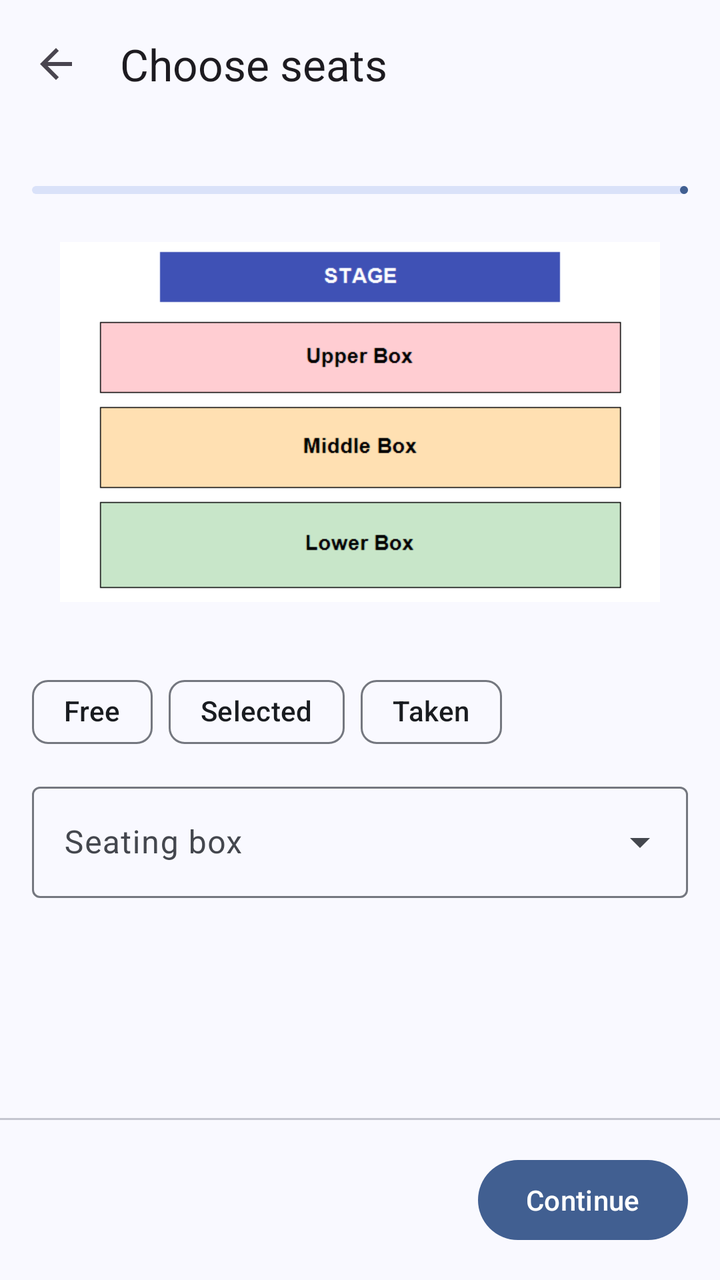
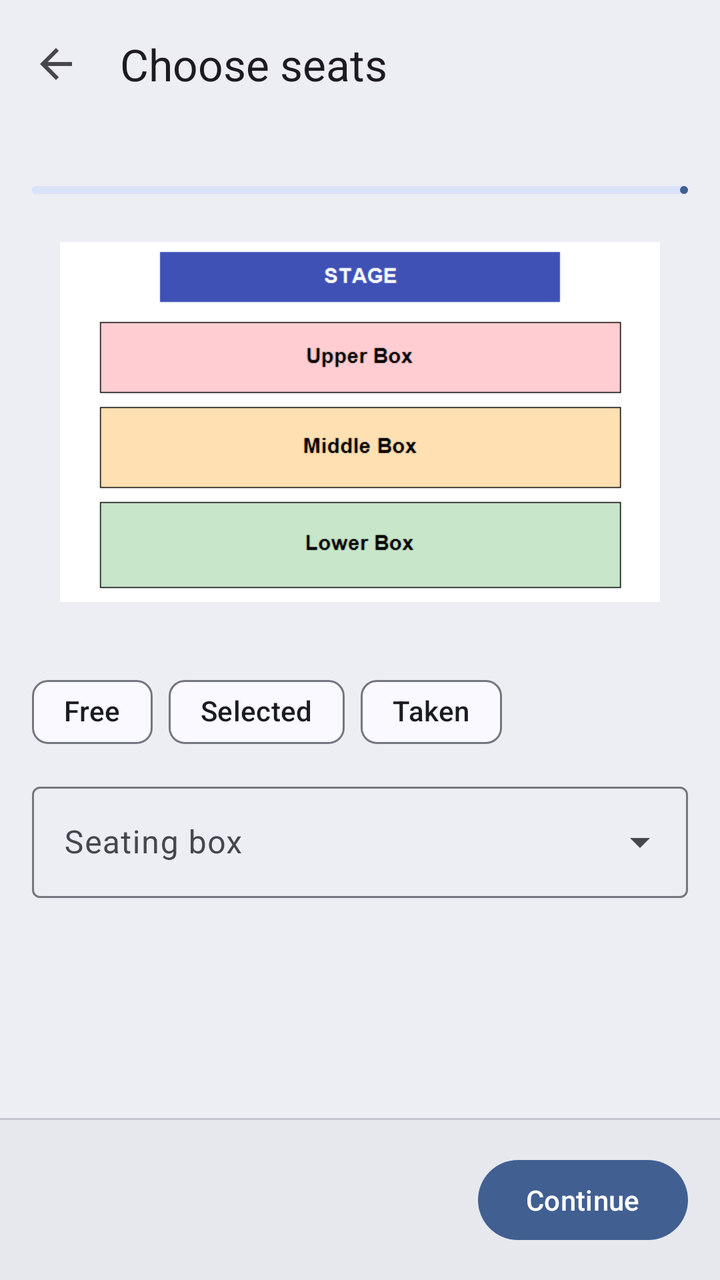

Screens rendered from an Android XML layout before and after an edit, with the pre-edit source and the edit as a unified diff.
<!-- AndroidManifest.xml: application theme Theme.Ticketree -->
<!-- res/layout/activity_seat_select.xml -->
<?xml version="1.0" encoding="utf-8"?>
<LinearLayout xmlns:android="http://schemas.android.com/apk/res/android"
    xmlns:app="http://schemas.android.com/apk/res-auto"
    android:layout_width="match_parent"
    android:layout_height="match_parent"
    android:fitsSystemWindows="true"
    android:orientation="vertical">

    <com.google.android.material.appbar.MaterialToolbar
        android:id="@+id/toolbar"
        android:layout_width="match_parent"
        android:layout_height="?attr/actionBarSize"
        app:navigationContentDescription="Back"
        app:navigationIcon="@drawable/ic_back"
        app:title="Choose seats" />

    <include
        android:id="@+id/steps"
        layout="@layout/view_steps" />

    <ScrollView
        android:layout_width="match_parent"
        android:layout_height="0dp"
        android:layout_weight="1">

        <LinearLayout
            android:layout_width="match_parent"
            android:layout_height="wrap_content"
            android:orientation="vertical"
            android:padding="16dp">

            <ImageView
                android:layout_width="match_parent"
                android:layout_height="180dp"
                android:contentDescription="Seat map showing the stage and the three boxes"
                android:scaleType="fitCenter"
                android:src="@drawable/seat_map" />

            <com.google.android.material.textview.MaterialTextView
                android:id="@+id/tvInfo"
                android:layout_width="match_parent"
                android:layout_height="wrap_content"
                android:layout_marginTop="8dp"
                android:textAppearance="?attr/textAppearanceBodyMedium" />

            <com.google.android.material.textview.MaterialTextView
                android:id="@+id/tvTimer"
                android:layout_width="match_parent"
                android:layout_height="wrap_content"
                android:layout_marginTop="8dp"
                android:background="@drawable/bg_banner"
                android:gravity="center"
                android:padding="12dp"
                android:textAppearance="?attr/textAppearanceTitleMedium"
                android:visibility="gone" />

            <com.google.android.material.chip.ChipGroup
                android:layout_width="match_parent"
                android:layout_height="wrap_content"
                android:layout_marginTop="4dp">

                <com.google.android.material.chip.Chip
                    android:id="@+id/chipFree"
                    style="@style/Widget.Material3.Chip.Assist"
                    android:layout_width="wrap_content"
                    android:layout_height="wrap_content"
                    android:clickable="false"
                    android:text="Free" />

                <com.google.android.material.chip.Chip
                    android:id="@+id/chipSelected"
                    style="@style/Widget.Material3.Chip.Assist"
                    android:layout_width="wrap_content"
                    android:layout_height="wrap_content"
                    android:clickable="false"
                    android:text="Selected" />

                <com.google.android.material.chip.Chip
                    android:id="@+id/chipTaken"
                    style="@style/Widget.Material3.Chip.Assist"
                    android:layout_width="wrap_content"
                    android:layout_height="wrap_content"
                    android:clickable="false"
                    android:text="Taken" />
            </com.google.android.material.chip.ChipGroup>

            <com.google.android.material.textfield.TextInputLayout
                style="@style/Widget.Material3.TextInputLayout.OutlinedBox.ExposedDropdownMenu"
                android:layout_width="match_parent"
                android:layout_height="wrap_content"
                android:layout_marginTop="8dp"
                android:hint="Seating box">

                <com.google.android.material.textfield.MaterialAutoCompleteTextView
                    android:id="@+id/ddBox"
                    android:layout_width="match_parent"
                    android:layout_height="wrap_content"
                    android:inputType="none" />
            </com.google.android.material.textfield.TextInputLayout>

            <GridLayout
                android:id="@+id/gridSeats"
                android:layout_width="match_parent"
                android:layout_height="wrap_content"
                android:layout_marginTop="8dp"
                android:columnCount="5" />
        </LinearLayout>
    </ScrollView>

    <com.google.android.material.divider.MaterialDivider
        android:layout_width="match_parent"
        android:layout_height="wrap_content" />

    <LinearLayout
        android:layout_width="match_parent"
        android:layout_height="wrap_content"
        android:gravity="center_vertical"
        android:orientation="horizontal"
        android:padding="16dp">

        <com.google.android.material.textview.MaterialTextView
            android:id="@+id/tvSelection"
            android:layout_width="0dp"
            android:layout_height="wrap_content"
            android:layout_weight="1"
            android:textAppearance="?attr/textAppearanceTitleMedium" />

        <com.google.android.material.button.MaterialButton
            android:id="@+id/btnContinue"
            android:layout_width="wrap_content"
            android:layout_height="wrap_content"
            android:text="Continue" />
    </LinearLayout>
</LinearLayout>
<!-- res/layout/view_steps.xml (included above) -->
<?xml version="1.0" encoding="utf-8"?>
<LinearLayout xmlns:android="http://schemas.android.com/apk/res/android"
    android:layout_width="match_parent"
    android:layout_height="wrap_content"
    android:orientation="vertical"
    android:paddingHorizontal="16dp"
    android:paddingTop="4dp"
    android:paddingBottom="8dp">

    <com.google.android.material.textview.MaterialTextView
        android:id="@+id/tvStepLabel"
        android:layout_width="match_parent"
        android:layout_height="wrap_content"
        android:textAppearance="?attr/textAppearanceLabelLarge" />

    <com.google.android.material.progressindicator.LinearProgressIndicator
        android:id="@+id/stepBar"
        android:layout_width="match_parent"
        android:layout_height="wrap_content"
        android:layout_marginTop="6dp"
        android:max="3"
        app:trackCornerRadius="4dp"
        xmlns:app="http://schemas.android.com/apk/res-auto" />
</LinearLayout>
<!-- resources referenced by this layout -->
<resources>
  <!-- drawable bg_banner (drawable) -->
  <shape xmlns:android="http://schemas.android.com/apk/res/android" android:shape="rectangle">
      <solid android:color="#FFFFFF" />
      <corners android:radius="12dp" />
  </shape>
  <!-- drawable ic_back (drawable) -->
  <vector xmlns:android="http://schemas.android.com/apk/res/android"
      android:width="24dp"
      android:height="24dp"
      android:tint="?attr/colorControlNormal"
      android:viewportWidth="24"
      android:viewportHeight="24">
      <path
          android:fillColor="@android:color/white"
          android:pathData="M20,11H7.83l5.59,-5.59L12,4l-8,8 8,8 1.41,-1.41L7.83,13H20v-2z" />
  </vector>
  <style name="Theme.Ticketree" parent="AppTheme">
          <item name="android:windowSoftInputMode">adjustResize</item>
          <item name="android:windowAnimationStyle">@style/Animation.Ticketree</item>
      </style>
  <style name="Animation.Ticketree" parent="@android:style/Animation.Activity">
          <item name="android:activityOpenEnterAnimation">@anim/screen_open_enter</item>
          <item name="android:activityOpenExitAnimation">@anim/screen_open_exit</item>
          <item name="android:activityCloseEnterAnimation">@anim/screen_close_enter</item>
          <item name="android:activityCloseExitAnimation">@anim/screen_close_exit</item>
      </style>
  <color name="md_theme_primary">#415F91</color>
  <color name="md_theme_onPrimary">#FFFFFF</color>
  <color name="md_theme_primaryContainer">#D6E3FF</color>
  <color name="md_theme_onPrimaryContainer">#284777</color>
  <color name="md_theme_secondary">#565F71</color>
  <color name="md_theme_onSecondary">#FFFFFF</color>
  <color name="md_theme_secondaryContainer">#DAE2F9</color>
  <color name="md_theme_onSecondaryContainer">#3E4759</color>
  <color name="md_theme_tertiary">#705575</color>
  <color name="md_theme_onTertiary">#FFFFFF</color>
  <color name="md_theme_tertiaryContainer">#FAD8FD</color>
  <color name="md_theme_onTertiaryContainer">#573E5C</color>
  <color name="md_theme_error">#BA1A1A</color>
  <color name="md_theme_onError">#FFFFFF</color>
  <color name="md_theme_errorContainer">#FFDAD6</color>
  <color name="md_theme_onErrorContainer">#93000A</color>
  <color name="md_theme_background">#F9F9FF</color>
  <color name="md_theme_onBackground">#191C20</color>
  <color name="md_theme_surface">#F9F9FF</color>
  <color name="md_theme_onSurface">#191C20</color>
  <color name="md_theme_surfaceVariant">#E0E2EC</color>
  <color name="md_theme_onSurfaceVariant">#44474E</color>
  <color name="md_theme_outline">#74777F</color>
  <color name="md_theme_outlineVariant">#C4C6D0</color>
  <color name="md_theme_inverseSurface">#2E3036</color>
  <color name="md_theme_inverseOnSurface">#F0F0F7</color>
  <color name="md_theme_inversePrimary">#AAC7FF</color>
  <color name="md_theme_primaryFixed">#D6E3FF</color>
  <color name="md_theme_onPrimaryFixed">#001B3E</color>
  <color name="md_theme_primaryFixedDim">#AAC7FF</color>
  <color name="md_theme_onPrimaryFixedVariant">#284777</color>
  <color name="md_theme_secondaryFixed">#DAE2F9</color>
  <color name="md_theme_onSecondaryFixed">#131C2B</color>
  <color name="md_theme_secondaryFixedDim">#BEC6DC</color>
  <color name="md_theme_onSecondaryFixedVariant">#3E4759</color>
  <color name="md_theme_tertiaryFixed">#FAD8FD</color>
  <color name="md_theme_onTertiaryFixed">#28132E</color>
  <color name="md_theme_tertiaryFixedDim">#DDBCE0</color>
  <color name="md_theme_onTertiaryFixedVariant">#573E5C</color>
  <color name="md_theme_surfaceDim">#D9D9E0</color>
  <color name="md_theme_surfaceBright">#F9F9FF</color>
  <color name="md_theme_surfaceContainerLowest">#FFFFFF</color>
  <color name="md_theme_surfaceContainerLow">#F3F3FA</color>
  <color name="md_theme_surfaceContainer">#EDEDF4</color>
  <color name="md_theme_surfaceContainerHigh">#E7E8EE</color>
  <color name="md_theme_surfaceContainerHighest">#E2E2E9</color>
  <!-- unchanged entries left out for length: 2 -->
</resources>

<!-- the commit's change to res/layout/activity_seat_select.xml (unified diff, before → after) -->
@@ -8,6 +8,7 @@
 
     <com.google.android.material.appbar.MaterialToolbar
         android:id="@+id/toolbar"
+        android:background="?attr/colorSurfaceContainer"
         android:layout_width="match_parent"
         android:layout_height="?attr/actionBarSize"
         app:navigationContentDescription="Back"
@@ -112,6 +113,7 @@
         android:layout_height="wrap_content" />
 
     <LinearLayout
+        android:background="?attr/colorSurfaceContainerHigh"
         android:layout_width="match_parent"
         android:layout_height="wrap_content"
         android:gravity="center_vertical"
<!-- resource entries referenced after the edit -->
@@ -19,6 +19,7 @@
   <style name="Theme.Ticketree" parent="AppTheme">
           <item name="android:windowSoftInputMode">adjustResize</item>
           <item name="android:windowAnimationStyle">@style/Animation.Ticketree</item>
+          <item name="android:windowBackground">?attr/colorSurfaceContainer</item>
       </style>
   <style name="Animation.Ticketree" parent="@android:style/Animation.Activity">
           <item name="android:activityOpenEnterAnimation">@anim/screen_open_enter</item>
